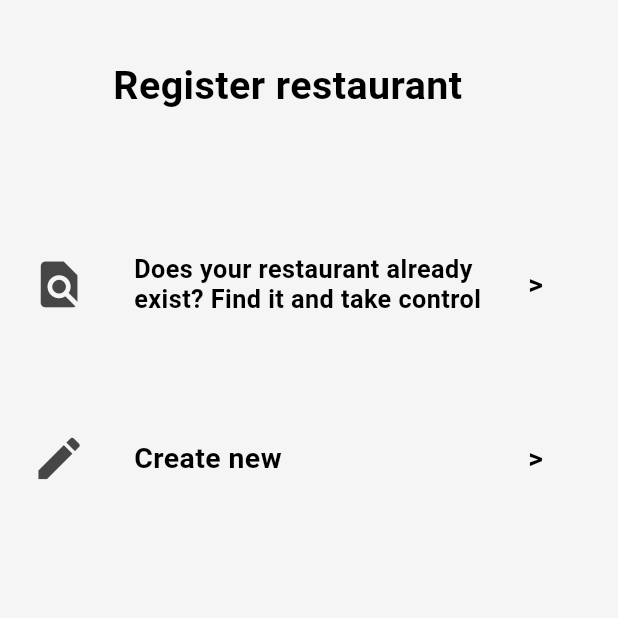
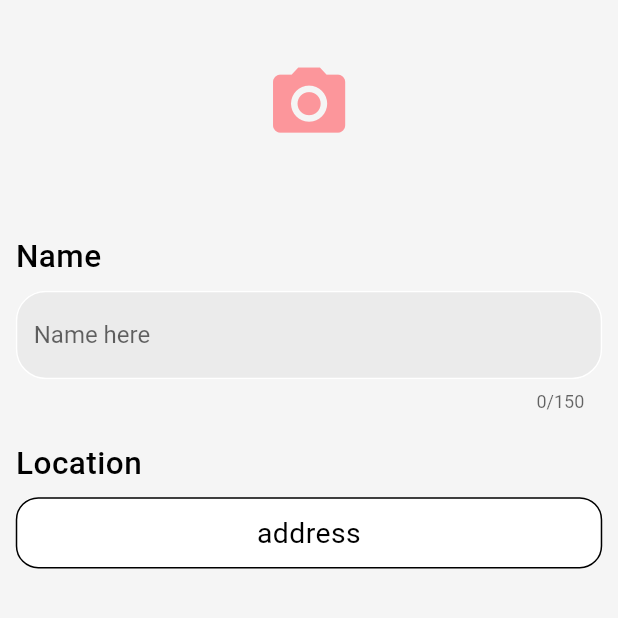
Before and after one commit to Juategi/lookin_meal, a Flutter app: the RegisterRestaurantMenu screen opened directly, after a tap on "Create new", on a phone screen of 412 x 824 dp, the top half of it. Run offline on Flutter 3.47's test engine with Material 2 defaults, Android fonts, the phone set to English and light mode, and no system bars; our stand-ins replace cloud_firestore, country_code_picker, diacritic, file_picker, firebase_auth, firebase_messaging and 20 more; missing offline and left inert: back_button_interceptor, flag, fluster, flutter_barcode_scanner, flutter_currency_converter, flutter_facebook_login and 8 more; accounts and stored records are empty; Roboto replaces fonts that are missing (Niramit).

Commit message:
create rest

```diff
--- /dev/null
+++ b/lib/screens/profile/propietary/create_restaurant.dart
@@ -0,0 +1,99 @@
+import 'package:flutter/cupertino.dart';
+import 'package:flutter/material.dart';
+import 'package:flutter_screenutil/flutter_screenutil.dart';
+import 'package:flutter_svg/svg.dart';
+import 'package:font_awesome_flutter/font_awesome_flutter.dart';
+import 'package:google_fonts/google_fonts.dart';
+import 'package:lookinmeal/database/restaurantDB.dart';
+import 'file:///C:/D/lookin_meal/lib/screens/profile/propietary/find_restaurant.dart';
+import 'package:lookinmeal/screens/restaurants/profile_restaurant.dart';
+import 'package:lookinmeal/services/storage.dart';
+import 'package:lookinmeal/shared/common_data.dart';
+import 'package:lookinmeal/shared/decos.dart';
+import 'package:lookinmeal/shared/functions.dart';
+import 'package:lookinmeal/shared/loading.dart';
+import 'package:lookinmeal/shared/widgets.dart';
+import 'file:///C:/D/lookin_meal/lib/database/userDB.dart';
+import 'package:persistent_bottom_nav_bar/persistent-tab-view.dart';
+
+class CreateRestaurant extends StatefulWidget {
+  @override
+  _CreateRestaurantState createState() => _CreateRestaurantState();
+}
+
+class _CreateRestaurantState extends State<CreateRestaurant> {
+  String relation = "Dueño";
+  String name, website, phone, address, city, country, currency, image;
+  List<String> types;
+  double latitude, longitude;
+  final StorageService _storageService = StorageService();
+  @override
+  Widget build(BuildContext context) {
+    ScreenUtil.init(context, height: CommonData.screenHeight, width: CommonData.screenWidth, allowFontScaling: true);
+    return SafeArea(
+      child: Scaffold(
+        body: Padding(
+          padding: EdgeInsets.symmetric(horizontal: 10.w),
+          child: ListView(
+            children: [
+              GestureDetector(
+                onTap: () async{
+                  image = await _storageService.uploadImage(context, "restaurantrequest");
+                  if(image != null){
+                    setState((){
+                    });
+                  }
+                },
+                child: Container(
+                  width: 410.w,
+                  height: 130.h,
+                  decoration: image == null? null: BoxDecoration(
+                    image: DecorationImage(
+                      image: Image.network(image).image,
+                      fit: BoxFit.cover,
+                    ),
+                  ),
+                  child: Center(
+                      child: Icon(Icons.camera_alt, size: ScreenUtil().setSp(55), color: Color.fromRGBO(255, 110, 117, 0.7),)
+                  ),
+                ),
+              ),
+              SizedBox(height: 20.h,),
+              Text("Name", maxLines: 2, style: GoogleFonts.niramit(textStyle: TextStyle(color: Colors.black, letterSpacing: .3, fontWeight: FontWeight.w500, fontSize: ScreenUtil().setSp(20),),)),
+              SizedBox(height: 10.h,),
+              Center(
+                child: TextField(
+                  onChanged: (val){
+                    name = val;
+                  },
+                  maxLines: 1,
+                  maxLength: 150,
+                  autofocus: false,
+                  keyboardType: TextInputType.number,
+                  style: TextStyle(
+                    color: Colors.black54,
+                  ),
+                  decoration: textInputDeco.copyWith(hintText: "Name here"),
+                ),
+              ),
+              SizedBox(height: 20.h,),
+              Text("Location", maxLines: 2, style: GoogleFonts.niramit(textStyle: TextStyle(color: Colors.black, letterSpacing: .3, fontWeight: FontWeight.w500, fontSize: ScreenUtil().setSp(20),),)),
+              SizedBox(height: 10.h,),
+              Container(
+                  width: 400.w,
+                  height: 45.h,
+                  decoration: BoxDecoration(
+                    color: Colors.white,
+                    borderRadius: BorderRadius.all(Radius.circular(15)),
+                    border: Border.all(color: Colors.black)
+                  ),
+                  child: Center(child: Text("address", maxLines: 1, textAlign: TextAlign.center, style: GoogleFonts.niramit(textStyle: TextStyle(color: Colors.black, letterSpacing: .3, fontWeight: FontWeight.normal, fontSize: ScreenUtil().setSp(18),),)))
+              ),
+              SizedBox(height: 20.h,),
+            ],
+          ),
+        ),
+      ),
+    );
+  }
+}
--- a/lib/screens/profile/propietary/propietary.dart
+++ b/lib/screens/profile/propietary/propietary.dart
@@ -4,7 +4,8 @@ import 'package:flutter_svg/svg.dart';
 import 'package:font_awesome_flutter/font_awesome_flutter.dart';
 import 'package:google_fonts/google_fonts.dart';
 import 'package:lookinmeal/database/restaurantDB.dart';
-import 'package:lookinmeal/screens/restaurants/orders/find_restaurant.dart';
+import 'package:lookinmeal/screens/profile/propietary/create_restaurant.dart';
+import 'file:///C:/D/lookin_meal/lib/screens/profile/propietary/find_restaurant.dart';
 import 'package:lookinmeal/screens/restaurants/profile_restaurant.dart';
 import 'package:lookinmeal/shared/common_data.dart';
 import 'package:lookinmeal/shared/functions.dart';
@@ -229,7 +230,13 @@ class RegisterRestaurantMenu extends StatelessWidget {
           SizedBox(height: 50.h,),
           GestureDetector(
             onTap:(){
-
+              pushNewScreenWithRouteSettings(
+                context,
+                //settings: RouteSettings(name: "/owner"),
+                screen: CreateRestaurant(),
+                withNavBar: true,
+                pageTransitionAnimation: PageTransitionAnimation.cupertino,
+              );
             },
             child: Container(
               width: 365.w,
--- a/lib/screens/restaurants/admin/admin.dart
+++ b/lib/screens/restaurants/admin/admin.dart
@@ -29,7 +29,7 @@ class _AdminPageState extends State<AdminPage> {
     return SafeArea(
       child: Scaffold(
         body: Padding(
-          padding: EdgeInsets.symmetric(vertical: 60.h, horizontal: 25.w),
+          padding: EdgeInsets.symmetric(vertical: 20.h, horizontal: 25.w),
           child: Column(
             children: [
               Row( mainAxisAlignment: MainAxisAlignment.center,
@@ -160,6 +160,19 @@ class _AdminPageState extends State<AdminPage> {
                   //Navigator.pushNamed(context, "/editcodes",arguments: restaurant).then((value) => setState(() {}));
                 },
               ),
+              SizedBox(height: 50.h,),
+              GestureDetector(
+                child: Row(
+                  children: [
+                    Icon(Icons.people, size: ScreenUtil().setSp(32),),
+                    SizedBox(width: 30.w,),
+                    Text("Manage admins", maxLines: 1, style: GoogleFonts.niramit(textStyle: TextStyle(color: Color.fromRGBO(0, 0, 0, 1), letterSpacing: .3, fontWeight: FontWeight.normal, fontSize: ScreenUtil().setSp(20),),)),
+                  ],
+                ),
+                onTap:()async{
+
+                },
+              ),
             ],
           )
         ),
```
Also changed, not shown: lib/screens/profile/propietary/find_restaurant.dart (renamed from lib/screens/restaurants/orders/find_restaurant.dart).
